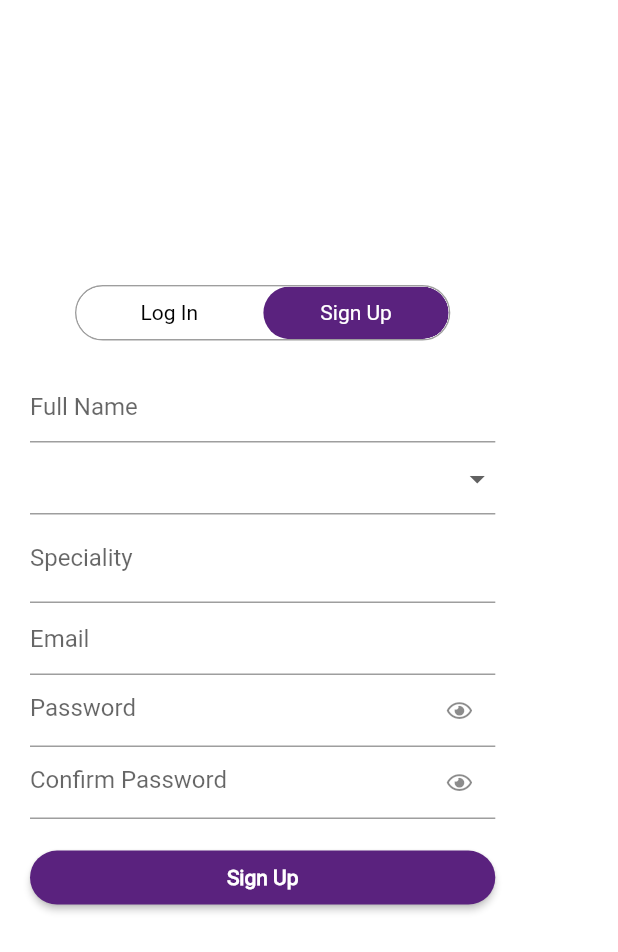
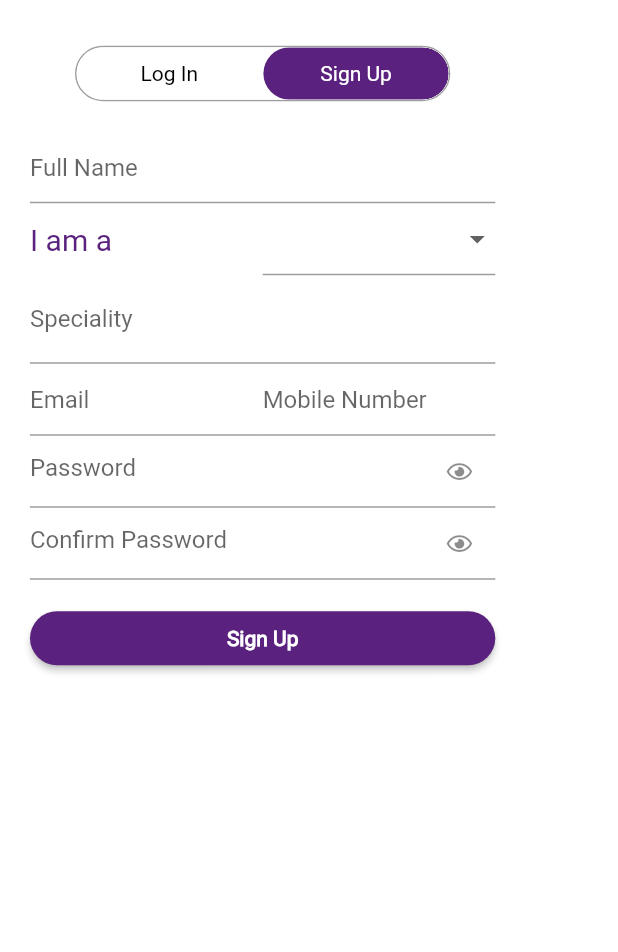
Before and after one commit to simran-stha/Health_App, a Flutter app: the SignUp widget shown alone on an empty page, opened directly with empty values, on a phone screen of 412 x 824 dp. Shown: the top 952 px of the screen. Run offline on Flutter 3.47's test engine with Material 2 defaults, Android fonts, the phone set to English and light mode, and no system bars; drawn by our look-alikes of toggle_switch; our stand-ins replace font_awesome_flutter.

Commit message:
dropdown issue solved

```diff
--- a/lib/widgets/signup.dart
+++ b/lib/widgets/signup.dart
@@ -1,6 +1,6 @@
 import 'package:flutter/material.dart';
+import 'package:health_management_app/widgets/password_otp.dart';
 import 'package:toggle_switch/toggle_switch.dart';
-
 import 'package:font_awesome_flutter/font_awesome_flutter.dart';
 
 class SignUp extends StatefulWidget {
@@ -13,24 +13,26 @@ class SignUp extends StatefulWidget {
 
 List<DropdownMenuItem<String>> get dropdownItems {
   List<DropdownMenuItem<String>> menuItems = [
-    DropdownMenuItem(child: Text("Doctor"), value: "Doctor"),
+    DropdownMenuItem(child: Text("Consultant"), value: "Consultant"),
+    DropdownMenuItem(child: Text("Resident"), value: "Resident"),
+    DropdownMenuItem(child: Text("Medical Officer"), value: "Medical Officer "),
     DropdownMenuItem(child: Text("Nurse"), value: "Nurse"),
-    DropdownMenuItem(child: Text("Health Worker"), value: "Health Worker"),
-    DropdownMenuItem(child: Text("Compounder"), value: "Compounder"),
-    DropdownMenuItem(child: Text("Pharmacist"), value: "Pharmacist"),
   ];
   return menuItems;
 }
 
 class _SignUpState extends State<SignUp> {
   String? selectedValue = null;
-  final _dropdownFormKey = GlobalKey<FormState>();
   @override
   Widget build(BuildContext context) {
     final deviceSize = MediaQuery.of(context).size;
-    return Stack(alignment: Alignment.center, children: [
-      Container(
-        child: Column(mainAxisAlignment: MainAxisAlignment.center, children: [
+    return Stack(
+      alignment: Alignment.center,
+      children: [
+        SingleChildScrollView(
+          child: Container(
+            child:
+                Column(mainAxisAlignment: MainAxisAlignment.center, children: [
               Container(
                 margin: EdgeInsets.only(top: 10.5),
                 padding: const EdgeInsets.all(0.0),
@@ -42,8 +44,7 @@ class _SignUpState extends State<SignUp> {
                 ),
                 child: Container(
                   margin: EdgeInsets.all(20),
-              child: (Column(
-                children: [
+                  child: (Column(children: [
                     Padding(
                       padding: const EdgeInsets.only(bottom: 20),
                       child: Container(
@@ -70,18 +71,27 @@ class _SignUpState extends State<SignUp> {
                             }),
                       ),
                     ),
+                    Form(
+                      child: Column(children: [
                         TextFormField(
                           keyboardType: TextInputType.text,
                           decoration: InputDecoration(
                             hintText: 'Full Name',
                           ),
                         ),
-                  Form(
-                    key: _dropdownFormKey,
-                    child: Column(
-                        mainAxisAlignment: MainAxisAlignment.spaceEvenly,
+                        Row(
+                            mainAxisAlignment: MainAxisAlignment.spaceBetween,
                             children: [
-                          DropdownButtonFormField(
+                              Expanded(
+                                  child: Text(
+                                'I am a',
+                                style: TextStyle(
+                                  fontSize: 20,
+                                  color: Theme.of(context).primaryColor,
+                                ),
+                              )),
+                              Expanded(
+                                child: DropdownButtonFormField(
                                     validator: (value) =>
                                         value == null ? "Select an item" : null,
                                     value: selectedValue,
@@ -91,8 +101,8 @@ class _SignUpState extends State<SignUp> {
                                       });
                                     },
                                     items: dropdownItems),
+                              ),
                             ]),
-                  ),
                         TextFormField(
                           keyboardType: TextInputType.text,
                           decoration: InputDecoration(
@@ -100,12 +110,26 @@ class _SignUpState extends State<SignUp> {
                             fillColor: Theme.of(context).primaryColor,
                           ),
                         ),
-                  TextFormField(
+                        Row(
+                            mainAxisAlignment: MainAxisAlignment.spaceEvenly,
+                            children: [
+                              Expanded(
+                                child: TextField(
                                   keyboardType: TextInputType.text,
                                   decoration: InputDecoration(
                                     hintText: 'Email',
                                   ),
                                 ),
+                              ),
+                              Expanded(
+                                child: TextField(
+                                  keyboardType: TextInputType.text,
+                                  decoration: InputDecoration(
+                                    hintText: 'Mobile Number',
+                                  ),
+                                ),
+                              ),
+                            ]),
                         TextField(
                           decoration: InputDecoration(
                             hintText: "Password",
@@ -129,15 +153,24 @@ class _SignUpState extends State<SignUp> {
                           child: SizedBox(
                             width: double.infinity, // match_parent
                             child: ElevatedButton(
-                        onPressed: () {},
+                              onPressed: () {
+                                Navigator.push(
+                                    context,
+                                    MaterialPageRoute(
+                                      builder: (context) => ForgetPw(
+                                          verify: Verification.otpVerification),
+                                    ));
+                              },
                               child: const Text(
                                 'Sign Up',
                                 style: TextStyle(fontWeight: FontWeight.bold),
                               ),
                               style: ButtonStyle(
-                          backgroundColor: MaterialStateProperty.all<Color>(
+                                backgroundColor:
+                                    MaterialStateProperty.all<Color>(
                                         Theme.of(context).primaryColor),
-                          shape: MaterialStateProperty.all<OutlinedBorder>(
+                                shape:
+                                    MaterialStateProperty.all<OutlinedBorder>(
                                   RoundedRectangleBorder(
                                     borderRadius: BorderRadius.circular(20),
                                   ),
@@ -146,12 +179,15 @@ class _SignUpState extends State<SignUp> {
                             ),
                           ),
                         ),
-                ],
-              )),
+                      ]),
+                    )
+                  ])),
                 ),
               ),
             ]),
           ),
-    ]);
+        ),
+      ],
+    );
   }
 }
```
Lines whose indentation alone changed are shown as unchanged.
